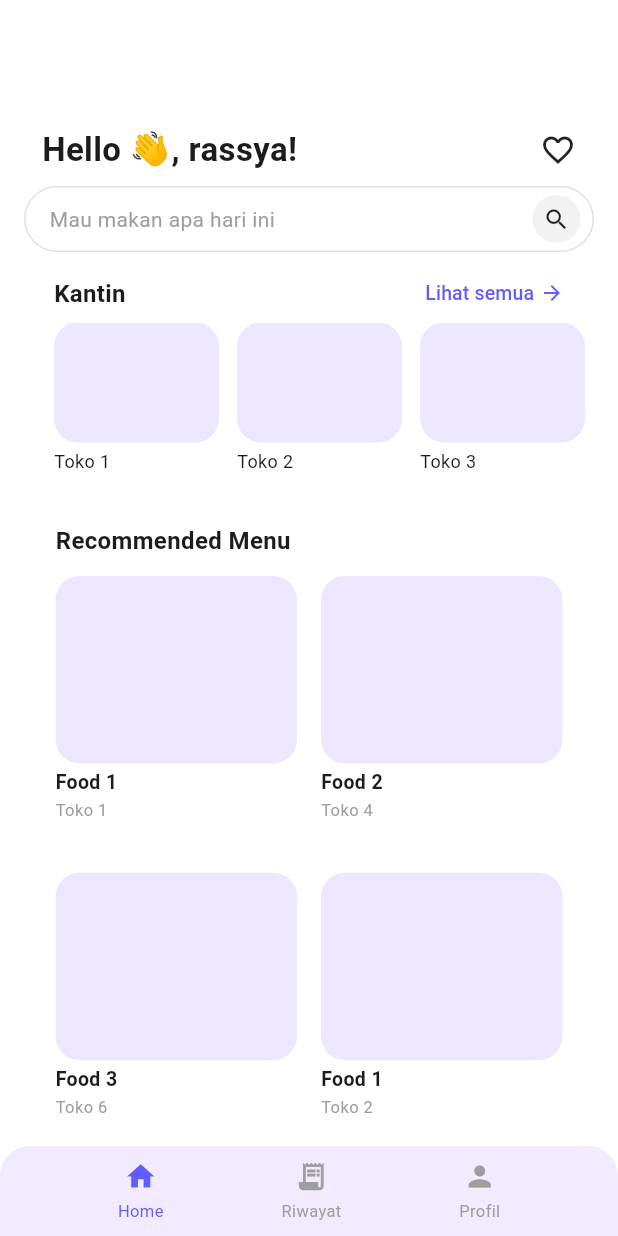
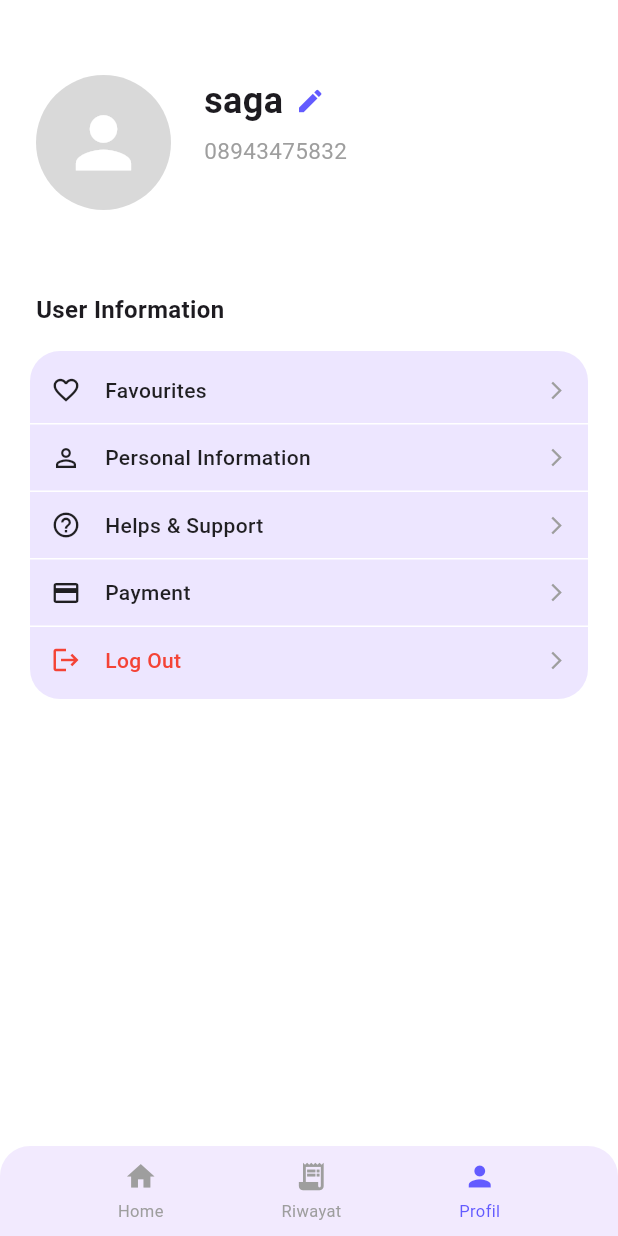
Before and after one commit to rsyafdhil/eato-app, a Flutter app: the screen it shows after launch, on a phone screen of 412 x 824 dp. Run offline on Flutter 3.47's test engine with Material 3 defaults, Android fonts, the light colour scheme and no system bars; our stand-ins replace shared_preferences.

Commit message:
menambahkan profile page

```diff
--- a/lib/main.dart
+++ b/lib/main.dart
@@ -1,4 +1,5 @@
 import 'package:eato_app/pages/kantin_page.dart';
+import 'package:eato_app/pages/profile_page.dart';
 import 'package:flutter/material.dart';
 import 'pages/checkout_page.dart';
 import 'pages/riwayat_transaksi_page.dart';
@@ -7,6 +8,7 @@ import 'pages/register_page.dart';
 import 'pages/login_page.dart';
 import 'pages/preview_toko_page.dart';
 import 'pages/home_page.dart';
+import 'package:flutter/material.dart';
 
 void main() {
   runApp(const MyApp());
@@ -39,7 +41,7 @@ class MyApp extends StatelessWidget {
         // tested with just a hot reload.
         colorScheme: ColorScheme.fromSeed(seedColor: Colors.deepPurple),
       ),
-      initialRoute: '/homepage',
+      initialRoute: '/profile',
       // home: const LoginPage(),
       routes: {
         '/': (context) => const LoginPage(),
@@ -49,6 +51,7 @@ class MyApp extends StatelessWidget {
         '/checkout' : (context) => const CheckoutPage(),
         '/homepage' : (context) => const HomePage(username: 'rassya'),
         '/preview' : (context) => const PreviewTokoPage(namaToko: 'Gacor'),
+        '/profile' : (context) => const ProfilePage(username: 'saga', phoneNumber: '08943475832')
       },
     );
   }
--- /dev/null
+++ b/lib/pages/profile_page.dart
@@ -0,0 +1,229 @@
+import 'package:flutter/material.dart';
+
+class ProfilePage extends StatelessWidget {
+  final String username;
+  final String phoneNumber;
+
+  const ProfilePage({
+    super.key,
+    required this.username,
+    required this.phoneNumber,
+  });
+
+  @override
+  Widget build(BuildContext context) {
+    return Scaffold(
+      backgroundColor: Colors.white,
+
+      // ========= BODY =========
+      body: SafeArea(
+        child: Column(
+          children: [
+            const SizedBox(height: 50),
+
+            // ========= HEADER PROFIL =========
+            Padding(
+              padding: const EdgeInsets.symmetric(horizontal: 24),
+              child: Row(
+                crossAxisAlignment: CrossAxisAlignment.start,
+                children: [
+                  // FOTO / AVATAR
+                  const CircleAvatar(
+                    radius: 45,
+                    backgroundColor: Color(0xFFD9D9D9),
+                    child: Icon(
+                      Icons.person,
+                      size: 55,
+                      color: Colors.white,
+                    ),
+                  ),
+
+                  const SizedBox(width: 22),
+
+                  // NAMA + NOMOR HP
+                  Column(
+                    crossAxisAlignment: CrossAxisAlignment.start,
+                    children: [
+                      Row(
+                        children: [
+                          Text(
+                            username,
+                            style: const TextStyle(
+                              fontSize: 24,
+                              fontWeight: FontWeight.w700,
+                            ),
+                          ),
+
+                          const SizedBox(width: 8),
+
+                          const Icon(
+                            Icons.edit,
+                            size: 20,
+                            color: Color(0xFF635BFF),
+                          ),
+                        ],
+                      ),
+
+                      const SizedBox(height: 6),
+
+                      Text(
+                        phoneNumber,
+                        style: const TextStyle(
+                          fontSize: 15,
+                          color: Colors.grey,
+                        ),
+                      ),
+                    ],
+                  ),
+                ],
+              ),
+            ),
+
+            const SizedBox(height: 55),
+
+            // ========= USER INFORMATION TITLE =========
+            const Padding(
+              padding: EdgeInsets.symmetric(horizontal: 24),
+              child: Align(
+                alignment: Alignment.centerLeft,
+                child: Text(
+                  "User Information",
+                  style: TextStyle(
+                    fontSize: 16,
+                    fontWeight: FontWeight.w700,
+                  ),
+                ),
+              ),
+            ),
+
+            const SizedBox(height: 16),
+
+            // ========= CARD MENU =========
+            Padding(
+              padding: const EdgeInsets.symmetric(horizontal: 20),
+              child: Container(
+                padding: const EdgeInsets.symmetric(vertical: 16),
+                decoration: BoxDecoration(
+                  color: const Color(0xFFEDE6FF),
+                  borderRadius: BorderRadius.circular(20),
+                ),
+                child: Column(
+                  children: [
+                    _menuItem(Icons.favorite_border, "Favourites"),
+                    _divider(),
+                    _menuItem(Icons.person_outline, "Personal Information"),
+                    _divider(),
+                    _menuItem(Icons.help_outline, "Helps & Support"),
+                    _divider(),
+                    _menuItem(Icons.payment, "Payment"),
+                    _divider(),
+                    _menuItem(Icons.logout, "Log Out", isLogout: true),
+                  ],
+                ),
+              ),
+            ),
+
+            const Spacer(),
+
+            // ========= BOTTOM NAV =========
+            Container(
+              height: 60,
+              decoration: const BoxDecoration(
+                color: Color(0xFFF2EAFE),
+                borderRadius: BorderRadius.vertical(top: Radius.circular(20)),
+              ),
+              child: Row(
+                mainAxisAlignment: MainAxisAlignment.spaceEvenly,
+                children: const [
+                  _BottomNavItem(icon: Icons.home, label: "Home", index: 0),
+                  _BottomNavItem(icon: Icons.receipt_long, label: "Riwayat", index: 1),
+                  _BottomNavItem(icon: Icons.person, label: "Profil", index: 2),
+                ],
+              ),
+            ),
+          ],
+        ),
+      ),
+    );
+  }
+
+  // ========= ITEM MENU =========
+  Widget _menuItem(IconData icon, String title, {bool isLogout = false}) {
+    return Padding(
+      padding: const EdgeInsets.symmetric(horizontal: 14),
+      child: Row(
+        children: [
+          Icon(
+            icon,
+            size: 20,
+            color: isLogout ? Colors.red : Colors.black87,
+          ),
+          const SizedBox(width: 16),
+          Expanded(
+            child: Text(
+              title,
+              style: TextStyle(
+                fontSize: 14,
+                fontWeight: FontWeight.w500,
+                color: isLogout ? Colors.red : Colors.black87,
+              ),
+            ),
+          ),
+          const Icon(
+            Icons.arrow_forward_ios,
+            size: 14,
+            color: Colors.grey,
+          ),
+        ],
+      ),
+    );
+  }
+
+  // ========= DIVIDER =========
+  Widget _divider() {
+    return Padding(
+      padding: const EdgeInsets.symmetric(vertical: 12),
+      child: Container(
+        height: 1,
+        color: Colors.white,
+      ),
+    );
+  }
+}
+
+// ========= BOTTOM NAV ITEM =========
+class _BottomNavItem extends StatelessWidget {
+  final IconData icon;
+  final String label;
+  final int index;
+
+  const _BottomNavItem({
+    required this.icon,
+    required this.label,
+    required this.index,
+  });
+
+  @override
+  Widget build(BuildContext context) {
+    final bool isActive = index == 2;
+
+    return Column(
+      mainAxisAlignment: MainAxisAlignment.center,
+      children: [
+        Icon(
+          icon,
+          size: 22,
+          color: isActive ? const Color(0xFF635BFF) : Colors.grey,
+        ),
+        const SizedBox(height: 4),
+        Text(
+          label,
+          style: TextStyle(
+            fontSize: 11,
+            color: isActive ? const Color(0xFF635BFF) : Colors.grey,
+          ),
+        ),
+      ],
+    );
+  }
+}
```
